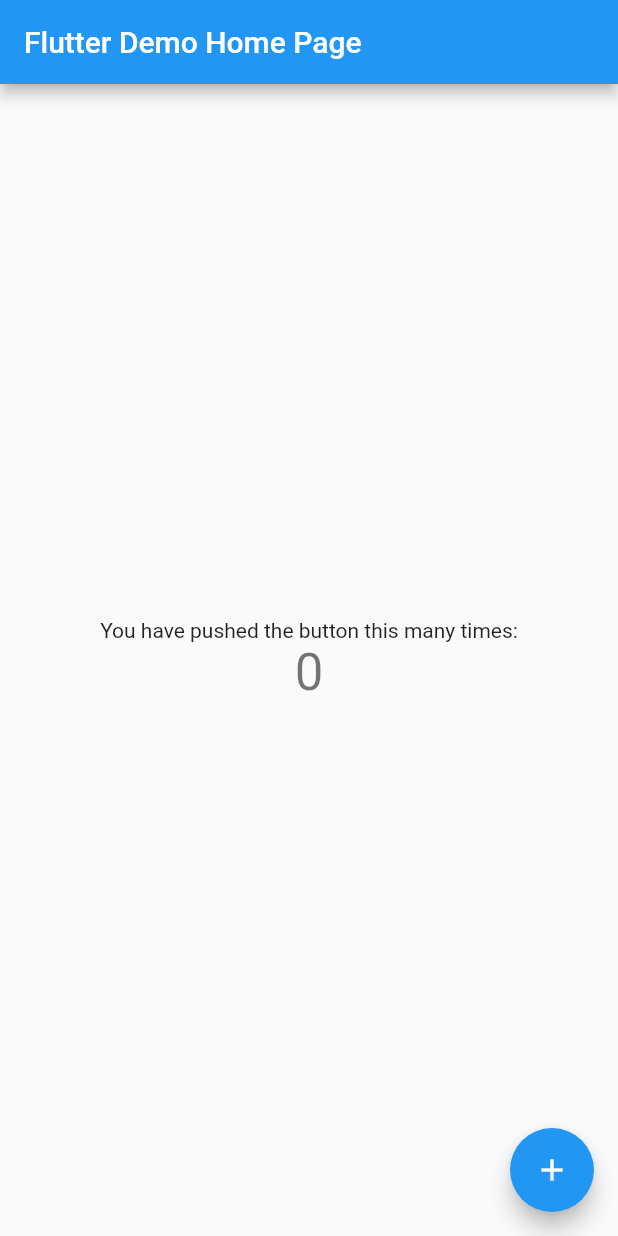
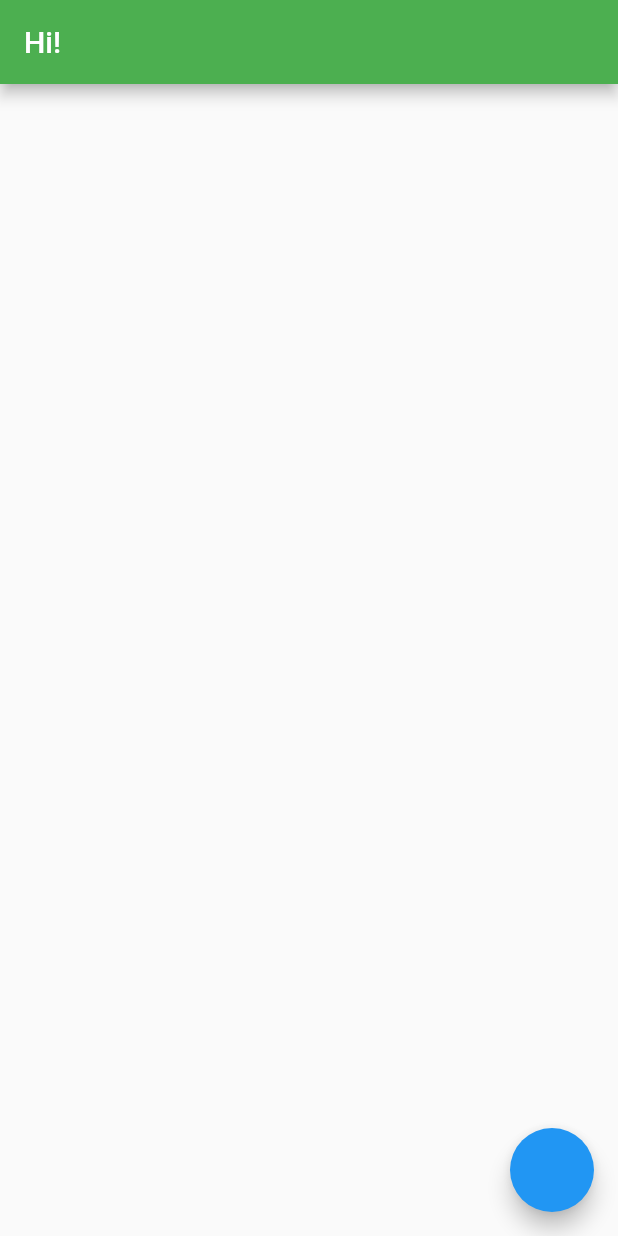
Before and after one commit to SergioOrellanaR/chilemergencias, a Flutter app: the screen it shows after launch, on a phone screen of 412 x 824 dp. Run offline on Flutter 3.47's test engine with Material 2 defaults, Android fonts, the phone set to English and light mode, and no system bars.

Commit message:
Se agrega lógica de manejo de datos

```diff
--- a/lib/main.dart
+++ b/lib/main.dart
@@ -1,111 +1,20 @@
+import 'package:chilemergencias/utils/routes.dart' as routes;
 import 'package:flutter/material.dart';
 
 void main() => runApp(MyApp());
 
-class MyApp extends StatelessWidget {
-  // This widget is the root of your application.
+class MyApp extends StatelessWidget
+{
   @override
   Widget build(BuildContext context) {
     return MaterialApp(
-      title: 'Flutter Demo',
+      title: 'Chilemergencias',
+      initialRoute: "home",
+      routes: routes.routeMap(),
+      debugShowCheckedModeBanner: false,
       theme: ThemeData(
-        // This is the theme of your application.
-        //
-        // Try running your application with "flutter run". You'll see the
-        // application has a blue toolbar. Then, without quitting the app, try
-        // changing the primarySwatch below to Colors.green and then invoke
-        // "hot reload" (press "r" in the console where you ran "flutter run",
-        // or simply save your changes to "hot reload" in a Flutter IDE).
-        // Notice that the counter didn't reset back to zero; the application
-        // is not restarted.
-        primarySwatch: Colors.blue,
+        primaryColor: Colors.green,
       ),
-      home: MyHomePage(title: 'Flutter Demo Home Page'),
     );
   }
 }
-
-class MyHomePage extends StatefulWidget {
-  MyHomePage({Key key, this.title}) : super(key: key);
-
-  // This widget is the home page of your application. It is stateful, meaning
-  // that it has a State object (defined below) that contains fields that affect
-  // how it looks.
-
-  // This class is the configuration for the state. It holds the values (in this
-  // case the title) provided by the parent (in this case the App widget) and
-  // used by the build method of the State. Fields in a Widget subclass are
-  // always marked "final".
-
-  final String title;
-
-  @override
-  _MyHomePageState createState() => _MyHomePageState();
-}
-
-class _MyHomePageState extends State<MyHomePage> {
-  int _counter = 0;
-
-  void _incrementCounter() {
-    setState(() {
-      // This call to setState tells the Flutter framework that something has
-      // changed in this State, which causes it to rerun the build method below
-      // so that the display can reflect the updated values. If we changed
-      // _counter without calling setState(), then the build method would not be
-      // called again, and so nothing would appear to happen.
-      _counter++;
-    });
-  }
-
-  @override
-  Widget build(BuildContext context) {
-    // This method is rerun every time setState is called, for instance as done
-    // by the _incrementCounter method above.
-    //
-    // The Flutter framework has been optimized to make rerunning build methods
-    // fast, so that you can just rebuild anything that needs updating rather
-    // than having to individually change instances of widgets.
-    return Scaffold(
-      appBar: AppBar(
-        // Here we take the value from the MyHomePage object that was created by
-        // the App.build method, and use it to set our appbar title.
-        title: Text(widget.title),
-      ),
-      body: Center(
-        // Center is a layout widget. It takes a single child and positions it
-        // in the middle of the parent.
-        child: Column(
-          // Column is also a layout widget. It takes a list of children and
-          // arranges them vertically. By default, it sizes itself to fit its
-          // children horizontally, and tries to be as tall as its parent.
-          //
-          // Invoke "debug painting" (press "p" in the console, choose the
-          // "Toggle Debug Paint" action from the Flutter Inspector in Android
-          // Studio, or the "Toggle Debug Paint" command in Visual Studio Code)
-          // to see the wireframe for each widget.
-          //
-          // Column has various properties to control how it sizes itself and
-          // how it positions its children. Here we use mainAxisAlignment to
-          // center the children vertically; the main axis here is the vertical
-          // axis because Columns are vertical (the cross axis would be
-          // horizontal).
-          mainAxisAlignment: MainAxisAlignment.center,
-          children: <Widget>[
-            Text(
-              'You have pushed the button this many times:',
-            ),
-            Text(
-              '$_counter',
-              style: Theme.of(context).textTheme.display1,
-            ),
-          ],
-        ),
-      ),
-      floatingActionButton: FloatingActionButton(
-        onPressed: _incrementCounter,
-        tooltip: 'Increment',
-        child: Icon(Icons.add),
-      ), // This trailing comma makes auto-formatting nicer for build methods.
-    );
-  }
-}
--- /dev/null
+++ b/lib/src/pages/HomePage.dart
@@ -0,0 +1,26 @@
+import 'package:chilemergencias/src/providers/Provider.dart';
+import 'package:chilemergencias/utils/private.dart' as privateInfo;
+import 'package:flutter/material.dart';
+
+class HomePage extends StatefulWidget {
+  @override
+  _HomePageState createState() => _HomePageState();
+}
+
+class _HomePageState extends State<HomePage> {
+  @override
+  Widget build(BuildContext context) {
+    return Scaffold(
+      appBar: AppBar(title: Text("Hi!")),
+      floatingActionButton: FloatingActionButton(onPressed: ()=>onPressedAction(),),
+    );
+  }
+
+
+  onPressedAction() async
+  {
+
+    Map<String, dynamic> information = await provider.allDataToMap();
+    information.forEach((k,v) => print(k));
+  }
+}
--- /dev/null
+++ b/lib/utils/routes.dart
@@ -0,0 +1,8 @@
+import 'package:chilemergencias/src/pages/HomePage.dart';
+import 'package:flutter/material.dart';
+
+Map<String, WidgetBuilder> routeMap() {
+   return <String, WidgetBuilder>{
+   "home": (BuildContext context) => HomePage(),
+   };
+}
```
Also changed, not shown: lib/src/models/BomberosModel.dart (added, +61 -0 lines), lib/src/models/CarabinerosModel.dart (added, +64 -0 lines), lib/src/models/Institution.dart (added, +26 -0 lines), lib/src/models/UrgenciasModel.dart (added, +67 -0 lines), lib/src/providers/Provider.dart (added, +105 -0 lines), pubspec.yaml (+5 -2 lines), assets/Bomberos3DRelleno.png (added), assets/Bomberos3DSinRelleno.png (added), assets/Bomberos_Chile.png (added), assets/carabineros3D.png (added), assets/carabineros_Chile.png (added), assets/urgencias_Chile.png (added), lib/utils/utils.dart (added), pubspec.lock, 1 other file.
